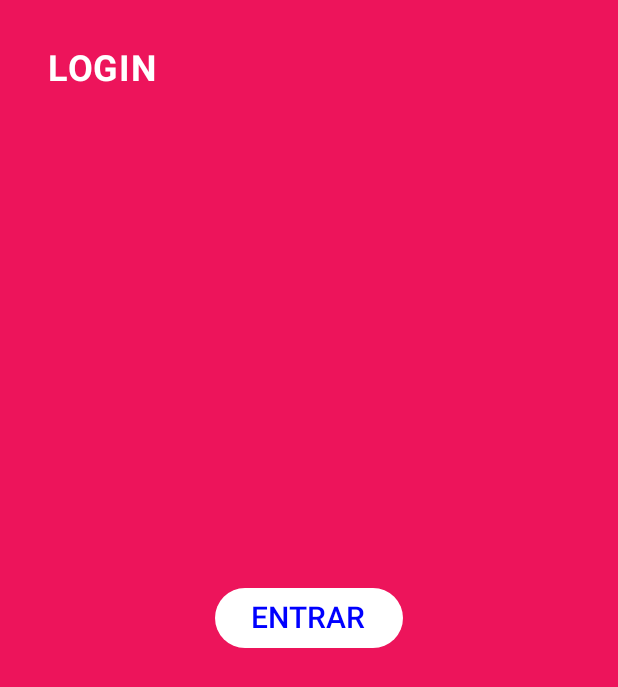
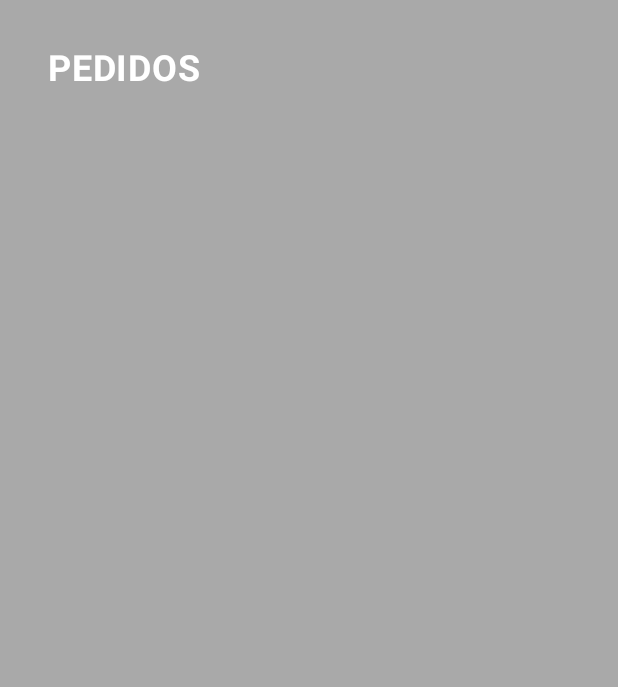
Before and after one commit to Guilherme26BC/android-5-navigation-between-screens, an Android app built with Jetpack Compose: the screen it shows after launch (MainActivity), on a phone screen of 412 x 824 dp. Shown: the top 687 px of the screen. Run offline under Robolectric (Android 15) with nearby library versions, the phone set to English and light mode, and no system bars.

```diff
--- a/app/src/main/java/guilherme26bc/com/github/navegacao_entre_telas/MainActivity.kt
+++ b/app/src/main/java/guilherme26bc/com/github/navegacao_entre_telas/MainActivity.kt
@@ -12,6 +12,8 @@ import androidx.compose.runtime.Composable
 import androidx.compose.ui.Modifier
 import androidx.compose.ui.tooling.preview.Preview
 import guilherme26bc.com.github.navegacao_entre_telas.screens.LoginScreen
+import guilherme26bc.com.github.navegacao_entre_telas.screens.MenuScreen
+import guilherme26bc.com.github.navegacao_entre_telas.screens.PedidosScreen
 import guilherme26bc.com.github.navegacao_entre_telas.ui.theme.Navegacao_entre_telasTheme
 
 class MainActivity : ComponentActivity() {
@@ -21,7 +23,7 @@ class MainActivity : ComponentActivity() {
         setContent {
             Navegacao_entre_telasTheme {
                 Scaffold(modifier = Modifier.fillMaxSize()) { innerPadding ->
-                    LoginScreen(modifier = Modifier.padding((innerPadding)))
+                    PedidosScreen(modifier = Modifier.padding((innerPadding)))
                 }
             }
         }
--- /dev/null
+++ b/app/src/main/java/guilherme26bc/com/github/navegacao_entre_telas/screens/PedidoScreen.kt
@@ -0,0 +1,29 @@
+package guilherme26bc.com.github.navegacao_entre_telas.screens
+
+import androidx.compose.foundation.background
+import androidx.compose.foundation.layout.Box
+import androidx.compose.foundation.layout.fillMaxSize
+import androidx.compose.foundation.layout.padding
+import androidx.compose.material3.Text
+import androidx.compose.runtime.Composable
+import androidx.compose.ui.Modifier
+import androidx.compose.ui.graphics.Color
+import androidx.compose.ui.text.font.FontWeight
+import androidx.compose.ui.unit.dp
+import androidx.compose.ui.unit.sp
+
+@Composable
+fun PedidosScreen(modifier: Modifier = Modifier) {
+    Box(modifier = modifier
+        .fillMaxSize()
+        .background(Color(0xFFFA9A9A9))
+        .padding(32.dp)
+    ) {
+        Text(
+            text = "PEDIDOS",
+            fontSize = 24.sp,
+            fontWeight = FontWeight.Bold,
+            color = Color.White
+        )
+    }
+}
```
